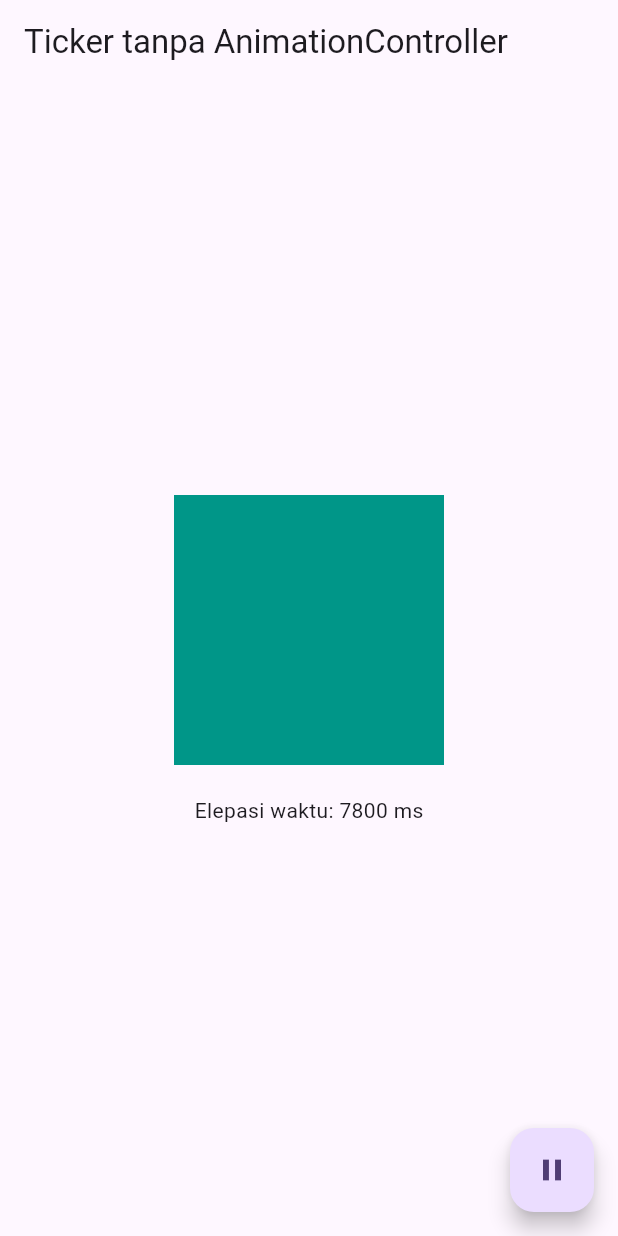
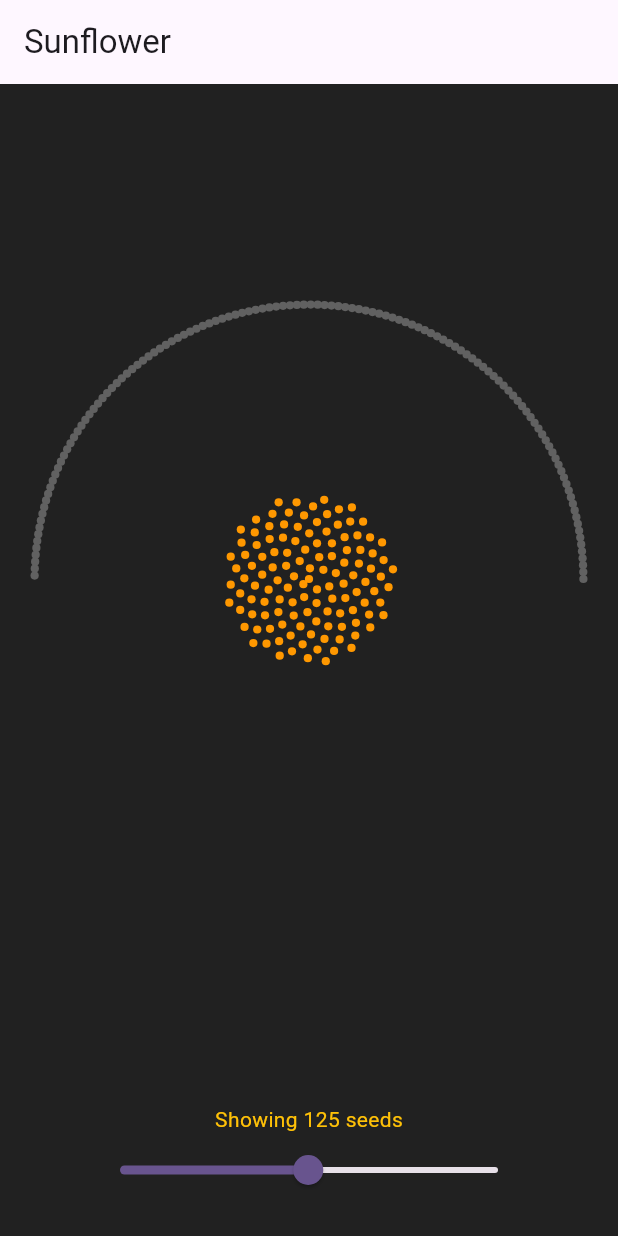
Before and after one commit to juahadinata/basic_flutter_animasi, a Flutter app: the screen it shows after launch, on a phone screen of 412 x 824 dp. Run offline on Flutter 3.47's test engine with Material 3 defaults, Android fonts, the phone set to English and light mode, and no system bars.

Commit message:
membuat doc sunflower_anim.md

```diff
--- a/lib/main.dart
+++ b/lib/main.dart
@@ -1,4 +1,7 @@
 import 'package:basic_flutter_animation/explicit_sampel/loading_animation.dart';
+import 'package:basic_flutter_animation/modal_route/fade_route_sampel.dart';
+import 'package:basic_flutter_animation/pageroute_builder_anim/splash_anim.dart';
+import 'package:basic_flutter_animation/sunflower/sunflower_anim.dart';
 import 'package:basic_flutter_animation/ticker_tanpa_animationcontroller/ticker_demo.dart';
 
 import 'package:flutter/material.dart';
@@ -19,7 +22,10 @@ class MyApp extends StatelessWidget {
         colorScheme: ColorScheme.fromSeed(seedColor: Colors.deepPurple),
         useMaterial3: true,
       ),
-      home: const TickerDemo(),
+      home: const Sunflower(),
+      // home: const FadeRouteSampel(),
+      // home: const SplashAnimation(),
+      // home: const TickerDemo(),
       // home: const RadialProgressAnimation(progress: 0.85, color: Colors.blue),
       // home: const ListAnimation(),
       // home: const LoginScreenAnimation(),
--- /dev/null
+++ b/lib/sunflower/sunflower_anim.dart
@@ -0,0 +1,130 @@
+import 'dart:math' as math;
+
+import 'package:flutter/material.dart';
+
+const int maxSeeds = 250;
+
+class Sunflower extends StatefulWidget {
+  const Sunflower({super.key});
+
+  @override
+  State<StatefulWidget> createState() {
+    return _SunflowerState();
+  }
+}
+
+class _SunflowerState extends State<Sunflower> {
+  int seeds = maxSeeds ~/ 2;
+
+  @override
+  Widget build(BuildContext context) {
+    return Scaffold(
+      backgroundColor: Colors.grey.shade900,
+      appBar: AppBar(title: const Text('Sunflower')),
+      body: Center(
+        child: Column(
+          crossAxisAlignment: CrossAxisAlignment.center,
+          children: [
+            Expanded(child: SunflowerWidget(seeds)),
+            const SizedBox(height: 20),
+            Text(
+              'Showing ${seeds.round()} seeds',
+              style: const TextStyle(color: Colors.amber),
+            ),
+            SizedBox(
+              width: 300,
+              child: Slider(
+                min: 1,
+                max: maxSeeds.toDouble(),
+                value: seeds.toDouble(),
+                onChanged: (val) {
+                  setState(() => seeds = val.round());
+                },
+              ),
+            ),
+            const SizedBox(height: 20),
+          ],
+        ),
+      ),
+    );
+  }
+}
+
+class SunflowerWidget extends StatelessWidget {
+  static const tau = math.pi * 2;
+  static const scaleFactor = 1 / 40;
+  static const size = 600.0;
+  static final phi = (math.sqrt(5) + 1) / 2;
+  static final rng = math.Random();
+
+  final int seeds;
+
+  const SunflowerWidget(this.seeds, {super.key});
+
+  @override
+  Widget build(BuildContext context) {
+    final seedWidgets = <Widget>[];
+
+    for (var i = 0; i < seeds; i++) {
+      final theta = i * tau / phi;
+      final r = math.sqrt(i) * scaleFactor;
+      //
+      final x = r * math.cos(theta);
+      final y = -1 * r * math.sin(theta);
+
+      seedWidgets.add(
+        AnimatedAlign(
+          key: ValueKey(i),
+          duration: Duration(milliseconds: rng.nextInt(500) + 250),
+          curve: Curves.easeInOut,
+          alignment: Alignment(x, y),
+          child: const Dot(true),
+        ),
+      );
+    }
+
+    for (var j = seeds; j < maxSeeds; j++) {
+      final x = math.cos(tau * j / (maxSeeds - 1)) * 0.9;
+      final y = math.sin(tau * j / (maxSeeds - 1)) * 0.9;
+
+      seedWidgets.add(
+        AnimatedAlign(
+          key: ValueKey(j),
+          duration: Duration(milliseconds: rng.nextInt(500) + 250),
+          curve: Curves.easeInOut,
+          alignment: Alignment(x, y),
+          child: const Dot(false),
+        ),
+      );
+    }
+
+    return FittedBox(
+      fit: BoxFit.contain,
+      child: SizedBox(
+        height: size,
+        width: size,
+        child: Stack(children: seedWidgets),
+      ),
+    );
+  }
+}
+
+class Dot extends StatelessWidget {
+  static const size = 8.0;
+  static const radius = 4.0;
+
+  final bool lit;
+
+  const Dot(this.lit, {super.key});
+
+  @override
+  Widget build(BuildContext context) {
+    return DecoratedBox(
+      decoration: BoxDecoration(
+        color: lit ? Colors.orange : Colors.grey.shade700,
+        borderRadius: BorderRadius.circular(radius),
+      ),
+      child: const SizedBox(height: size, width: size),
+    );
+  }
+}
```
Also changed, not shown: lib/modal_route/fade_route_sampel.dart (added, +60 -0 lines), lib/pageroute_builder_anim/splash_anim.dart (added, +108 -0 lines), 4 other files.
